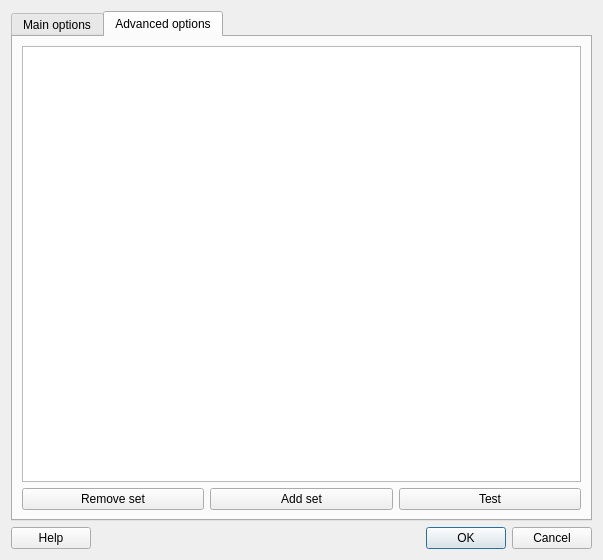
Above: guismoothsurface.ui from enGits/engrid before the change. Below: the same form after it.
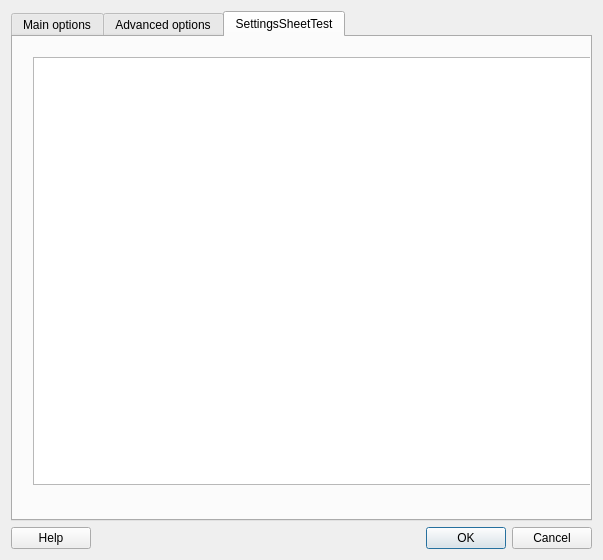
That is the form after the change. The open tabs and pages were chosen to show the change. Icons and pictures are not drawn.

```diff
--- a/guismoothsurface.ui
+++ b/guismoothsurface.ui
@@ -317,29 +317,7 @@
       </attribute>
       <layout class="QVBoxLayout" name="verticalLayout_3" >
        <item>
-        <widget class="QTableWidget" name="tableWidget" >
-         <property name="sizePolicy" >
-          <sizepolicy vsizetype="Expanding" hsizetype="Minimum" >
-           <horstretch>0</horstretch>
-           <verstretch>0</verstretch>
-          </sizepolicy>
-         </property>
-         <property name="minimumSize" >
-          <size>
-           <width>0</width>
-           <height>0</height>
-          </size>
-         </property>
-         <property name="verticalScrollBarPolicy" >
-          <enum>Qt::ScrollBarAsNeeded</enum>
-         </property>
-         <property name="autoScrollMargin" >
-          <number>16</number>
-         </property>
-         <property name="rowCount" >
-          <number>0</number>
-         </property>
-        </widget>
+        <layout class="QVBoxLayout" name="verticalLayout_SettingsSheet" />
        </item>
        <item>
         <layout class="QHBoxLayout" name="horizontalLayout_3" >
@@ -368,6 +346,42 @@
        </item>
       </layout>
      </widget>
+     <widget class="QWidget" name="tab_3" >
+      <attribute name="title" >
+       <string>SettingsSheetTest</string>
+      </attribute>
+      <widget class="QTableWidget" name="tableWidget" >
+       <property name="geometry" >
+        <rect>
+         <x>20</x>
+         <y>20</y>
+         <width>563</width>
+         <height>428</height>
+        </rect>
+       </property>
+       <property name="sizePolicy" >
+        <sizepolicy vsizetype="Expanding" hsizetype="Minimum" >
+         <horstretch>0</horstretch>
+         <verstretch>0</verstretch>
+        </sizepolicy>
+       </property>
+       <property name="minimumSize" >
+        <size>
+         <width>0</width>
+         <height>0</height>
+        </size>
+       </property>
+       <property name="verticalScrollBarPolicy" >
+        <enum>Qt::ScrollBarAsNeeded</enum>
+       </property>
+       <property name="autoScrollMargin" >
+        <number>16</number>
+       </property>
+       <property name="rowCount" >
+        <number>0</number>
+       </property>
+      </widget>
+     </widget>
     </widget>
    </item>
    <item>
```
